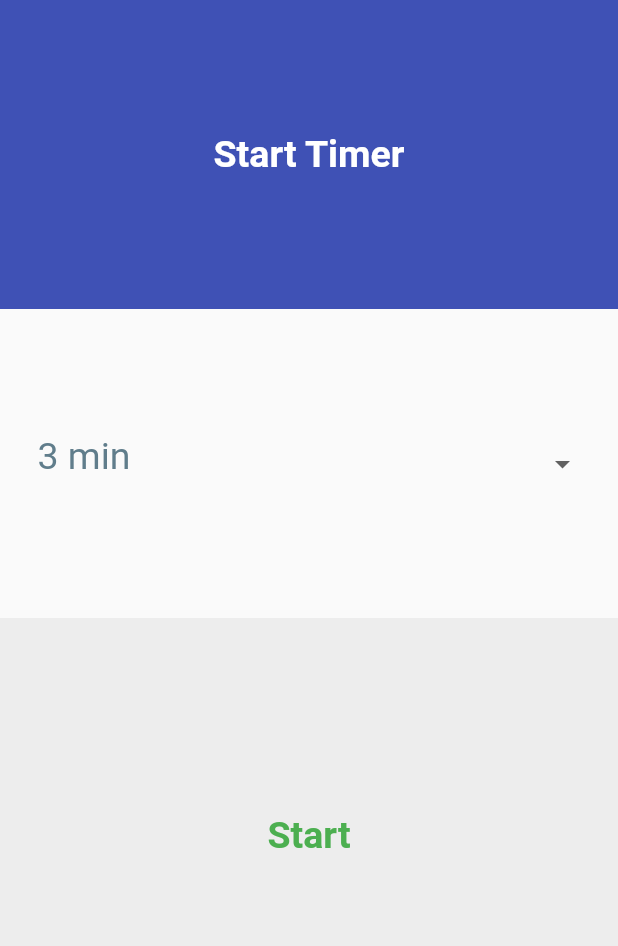
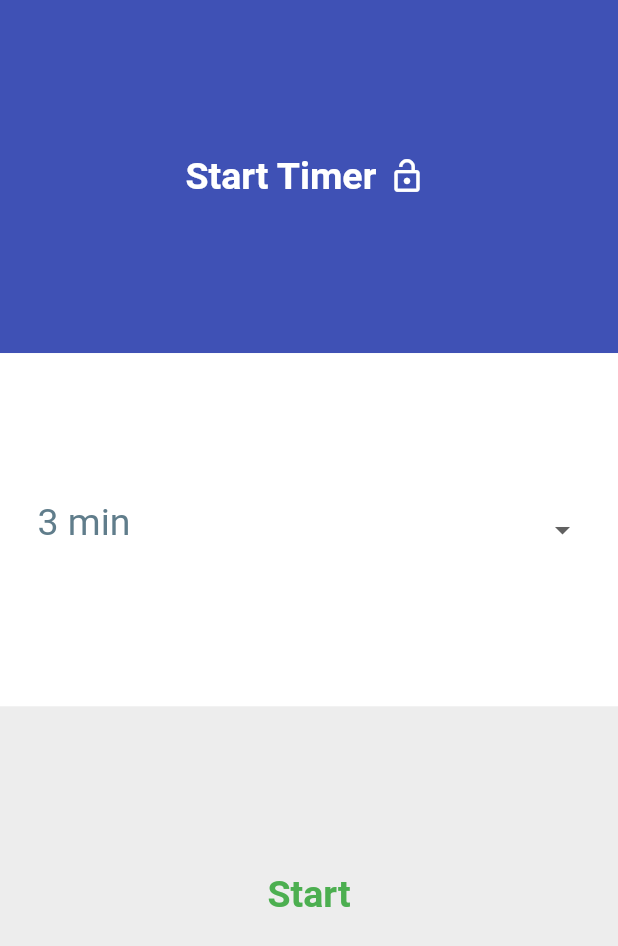
Before and after one commit to masus04/regatta-timer, a Flutter app: the screen it shows after launch, on a phone screen of 412 x 824 dp. Shown: the top 946 px of the screen. Run offline on Flutter 3.47's test engine with Material 2 defaults, Android fonts, the phone set to English and light mode, and no system bars; our stand-ins replace flutter_hooks, hooks_riverpod, rxdart, wakelock.

Commit message:
#2: Implemented appLock & wakeLock

```diff
--- a/lib/constants.dart
+++ b/lib/constants.dart
@@ -1,6 +1,6 @@
 // All constants for the Regatta Timer app
 
 class TextSize {
-  static const double watch = 20;
+  static const double watch = 17;
   static const double other = 25;
 }
--- a/lib/views/providers/_providers.dart
+++ b/lib/views/providers/_providers.dart
@@ -7,8 +7,8 @@ export 'timer_provider.dart';
 // Provides the selected Start Time
 final selectedStartTimeProvider = StateProvider<int>((ref) => 3);
 
-// Provides a boolean, representing whether the app is currently locked for interactions
-final lockProvider = StateProvider<bool>( (ref) => false);
+// Provides whether the app screen is locked and all buttons should be disabled
+final appLockProvider = StateProvider<bool>((ref) => false);
 
 // Provides whether the device is a watch (os == gwear)
 final isWatchProvider = Provider<bool>((ref) {
--- a/lib/views/providers/page_provider.dart
+++ b/lib/views/providers/page_provider.dart
@@ -43,7 +43,6 @@ final pageNotifierProvider = StateNotifierProvider<PageNotifier, PagesList>(
         ),
         key: ValueKey('SetTimerView'),
         name: 'SetTimerView',
-        fullscreenDialog: true,
         maintainState: true,
       ),
     ],
--- a/lib/views/set_timer_view.dart
+++ b/lib/views/set_timer_view.dart
@@ -2,6 +2,7 @@ import 'package:flutter/cupertino.dart';
 import 'package:flutter/material.dart';
 import 'package:flutter_hooks/flutter_hooks.dart';
 import 'package:hooks_riverpod/hooks_riverpod.dart';
+import 'package:wakelock/wakelock.dart';
 
 import 'providers/_providers.dart';
 import '_views.dart';
@@ -14,22 +15,16 @@ class SetTimerView extends HookWidget {
 
   @override
   Widget build(BuildContext context) {
-
     final pageNotifier = useProvider(pageNotifierProvider.notifier);
     final pages = useProvider(pageNotifierProvider);
-    final timerNotifier = useProvider(startTimerNotifier.notifier);
+    final timerNotifier = useProvider(startTimerProvider.notifier);
     final startTimer = useProvider(selectedStartTimeProvider).state;
 
-
-    return TimerLayout(
-        title: 'Start Timer',
-        body: const _TimerSelector(),
-        button: TimerButton(
-          text: 'Start',
-          textColor: Colors.green,
-          onPressed: () {
+    startTimerPressed() {
+      // Reset Timer
       timerNotifier.set(Duration(minutes: -startTimer));
 
+      // Navigate to TimerView
       pageNotifier.add(
         MaterialPage(
           child: const TimerView(
@@ -41,30 +36,22 @@ class SetTimerView extends HookWidget {
           maintainState: true,
         ),
       );
-          },
+
+      // Enable Wakelock - Wakelock is disabled once timer reaches 0:00
+      Wakelock.enable();
+    }
+
+    return TimerLayout(
+        title: 'Start Timer',
+        body: const _TimerSelector(),
+        button: TimerButton(
+          text: 'Start',
+          textColor: Colors.green,
+          onPressed: startTimerPressed,
           key: const Key('StartTimerButton'),
         ),
         key: const Key('StartTimerLayout'));
   }
-}
-
-_onStartButtonPressed(PageNotifier pageNotifier, List<Page> pages) {
-
-  // Reset Timer
-  // timerNotifier.sta
-
-  // Navigate to Timer View
-  pageNotifier.add(
-    MaterialPage(
-      child: const TimerView(
-        key: Key('TimerView'),
-      ),
-      key: ValueKey('NewWidget-${pages.length}'),
-      name: 'NewWidget-${pages.length}',
-      fullscreenDialog: true,
-      maintainState: true,
-    ),
-  );
 }
 
 class _TimerSelector extends HookWidget {
--- a/lib/views/widgets/timer_layout.dart
+++ b/lib/views/widgets/timer_layout.dart
@@ -2,7 +2,6 @@ import 'package:flutter/material.dart';
 import 'package:flutter_hooks/flutter_hooks.dart';
 import 'package:hooks_riverpod/hooks_riverpod.dart';
 import 'package:regatta_timer/constants.dart';
-import 'package:regatta_timer/views/providers/page_provider.dart';
 
 import '../providers/_providers.dart';
 
@@ -22,25 +21,39 @@ class TimerLayout extends HookWidget {
   Widget build(BuildContext context) {
     final isWatch = useProvider(isWatchProvider);
 
+    final lock = useProvider(appLockProvider);
+
     return Center(
       child: Column(
         mainAxisAlignment: MainAxisAlignment.center,
         crossAxisAlignment: CrossAxisAlignment.stretch,
         children: [
-          _LayoutHeader(title: title),
+          // Header
           Expanded(
+            flex: 2,
+            child: _LayoutHeader(title: title),
+          ),
+          // Time Slot
+          Expanded(
+            flex: 2,
             child: Container(
+              color: Colors.white,
               alignment: isWatch ? Alignment.bottomCenter : Alignment.center,
               padding: const EdgeInsets.symmetric(horizontal: 25),
-                child: body),
+              child: body,
             ),
+          ),
+          // Buttons
           Expanded(
-            flex: 2,
+            flex: 3,
+            child: IgnorePointer(
+              ignoring: lock.state,
               child: Container(
                 decoration:
                     BoxDecoration(color: Colors.black12.withOpacity(0.05)),
                 width: double.infinity,
                 child: button,
+              ),
             ),
           )
         ],
@@ -60,18 +73,42 @@ class _LayoutHeader extends HookWidget {
   @override
   Widget build(BuildContext context) {
     final isWatch = useProvider(isWatchProvider);
+    final textSize = isWatch ? TextSize.watch : TextSize.other;
 
-    return Expanded(
-      child: Container(
+    final lockProvider = useProvider(appLockProvider);
+
+    onLockPressed() {
+      lockProvider.state = !lockProvider.state;
+    }
+
+    return Ink(
       color: Colors.indigo,
-        child: Center(
+      child: Row(
+        mainAxisAlignment: MainAxisAlignment.center,
+        crossAxisAlignment: CrossAxisAlignment.stretch,
+        children: [
+          Center(
             child: Text(
               title,
               style: TextStyle(
                   color: Colors.white,
                   fontWeight: FontWeight.bold,
-              fontSize: isWatch ? TextSize.watch : TextSize.other),
-        )),
+                  fontSize: textSize),
+            ),
+          ),
+          IconButton(
+            constraints: BoxConstraints(
+                maxHeight: textSize * 1.5, maxWidth: textSize * 1.5),
+            splashRadius: textSize,
+            splashColor: Colors.indigo.shade300,
+            icon: Icon(
+              lockProvider.state ? Icons.lock : Icons.lock_open_outlined,
+              color: Colors.white,
+            ),
+            iconSize: textSize,
+            onPressed: onLockPressed,
+          ),
+        ],
       ),
     );
   }
--- a/pubspec.yaml
+++ b/pubspec.yaml
@@ -27,6 +27,7 @@ dependencies:
   flutter_hooks: ^0.17.0
   cupertino_icons: ^1.0.2
   rxdart: ^0.27.0
+  wakelock: ^0.5.2
 
 dev_dependencies:
   flutter_lints: ^1.0.2
```
Also changed, not shown: lib/views/providers/timer_provider.dart (+11 -5 lines), lib/views/timer_view.dart (+4 -3 lines), pubspec.lock. Lines whose indentation alone changed are shown as unchanged.
